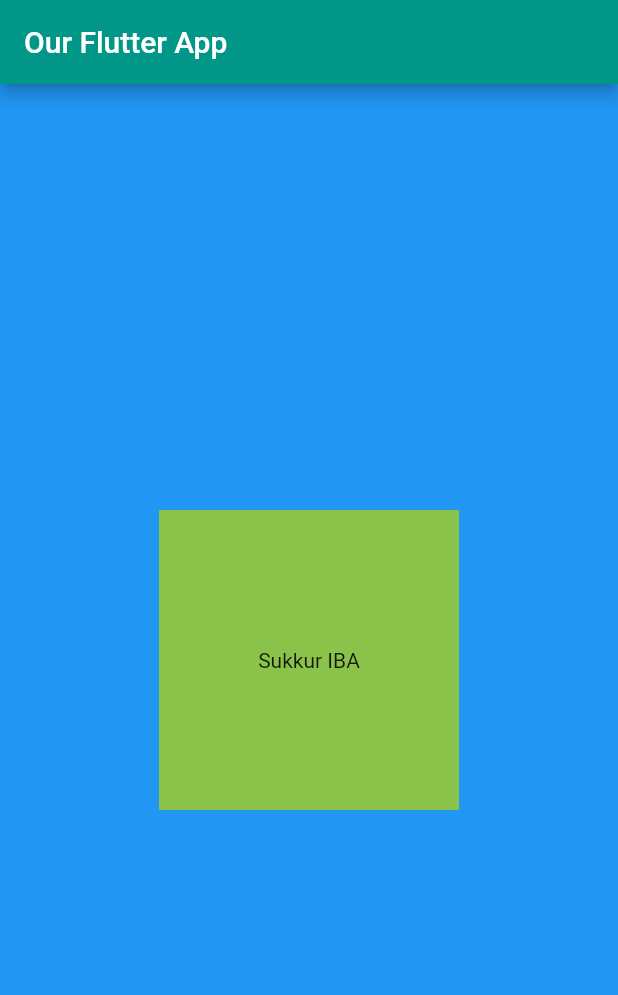
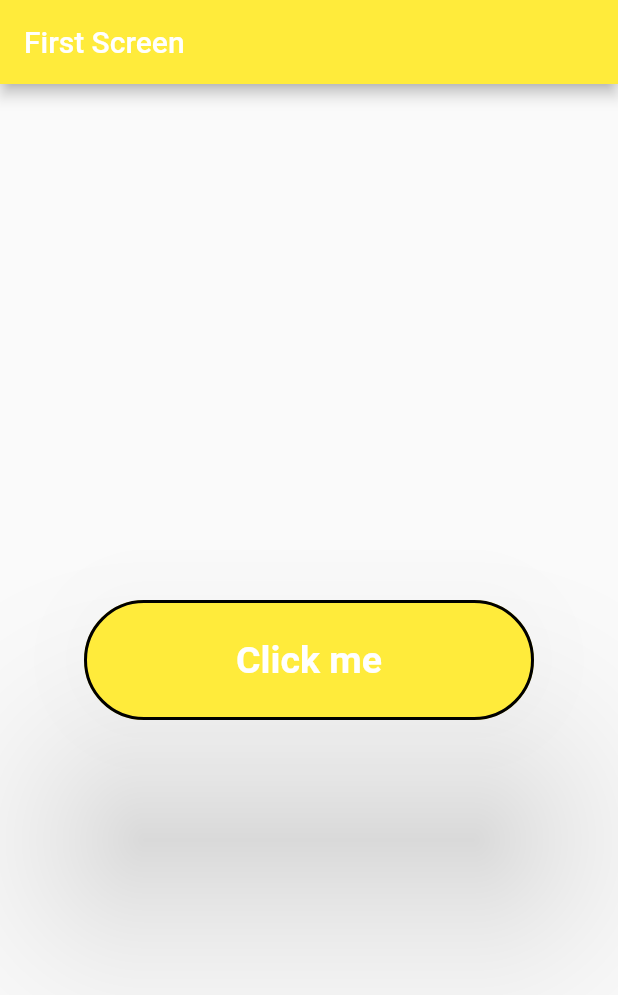
Before and after one commit to UjjanNoorillahi/Mobile_App_Development-Batch-1, a Flutter app: the screen it shows after launch, on a phone screen of 412 x 824 dp. Shown: the top 995 px of the screen. Run offline on Flutter 3.47's test engine with Material 2 defaults, Android fonts, the phone set to English and light mode, and no system bars.

Commit message:
Second Commit

```diff
--- /dev/null
+++ b/lib/button.dart
@@ -0,0 +1,36 @@
+import 'package:flutter/material.dart';
+
+class Button extends StatelessWidget {
+  const Button({super.key});
+
+  @override
+  Widget build(BuildContext context) {
+    return Scaffold(
+      appBar: AppBar(
+        title: const Text('First Screen'),
+        backgroundColor: Colors.yellow.shade500,
+      ),
+      body: Center(
+        child: ElevatedButton(
+          onPressed: () {},
+          child: Center(
+            child: const Text('Click me'),
+          ),
+          // icon: const Icon(Icons.add),
+          style: ElevatedButton.styleFrom(
+            padding: EdgeInsets.all(2.0),
+            fixedSize: Size(300, 80),
+            textStyle: TextStyle(
+              fontSize: 25,
+              fontWeight: FontWeight.bold,
+            ),
+            backgroundColor: Colors.yellow,
+            elevation: 60,
+            shape: const StadiumBorder(),
+            side: BorderSide(color: Colors.black, width: 2),
+          ),
+        ),
+      ),
+    );
+  }
+}
--- a/lib/main.dart
+++ b/lib/main.dart
@@ -1,8 +1,9 @@
 import 'package:flutter/material.dart';
+
+import 'button.dart';
 
 void main() {
   runApp(const OurFlutterApp());
-  print("Build from Main Function");
 }
 
 class OurFlutterApp extends StatelessWidget {
@@ -11,24 +12,27 @@
   @override
   Widget build(BuildContext context) {
     print('Build from internal Widget');
+    // ignore: prefer_const_constructors
     return MaterialApp(
-      home: Scaffold(
-        backgroundColor: Colors.blue,
-        appBar: AppBar(
-          title: const Text('Our Flutter App'),
-          backgroundColor: Colors.teal,
-        ),
-        body: Center(
-          child: Container(
-            height: 200,
-            width: 200,
-            color: Colors.lightGreen,
-            child: const Center(
-              child: Text('Sukkur IBA'),
-            ),
-          ),
-        ),
-      ),
+      home: const Button(),
+
+      // home: Scaffold(
+      //   backgroundColor: Colors.blue,
+      //   appBar: AppBar(
+      //     title: const Text('Stateless Widget Screen'),
+      //     backgroundColor: Colors.teal,
+      //   ),
+      //   body: Center(
+      //     child: Container(
+      //       height: 200,
+      //       width: 200,
+      //       color: Colors.lightGreen,
+      //       child: const Center(
+      //         child: Text('Sukkur IBA'),
+      //       ),
+      //     ),
+      //   ),
+      // ),
     );
   }
 }
```
